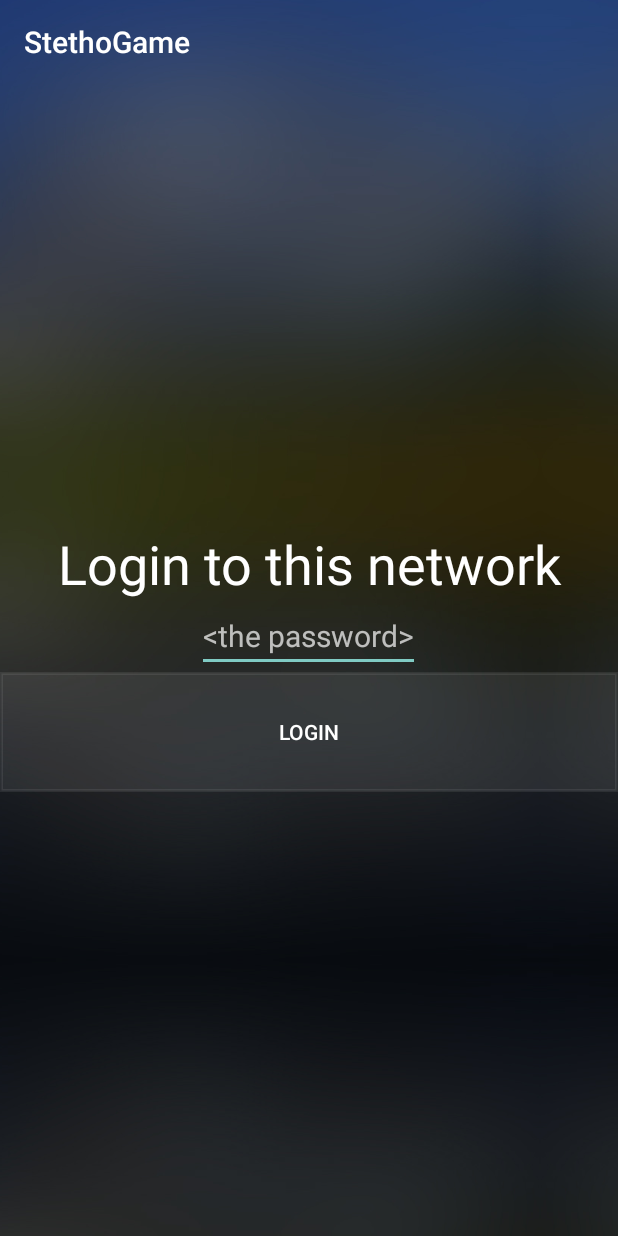
After one commit to jasta/stetho-game, an Android app: the fragment QuestionNetworkPassword shown on its own in the app's theme, on a phone screen of 412 x 824 dp. The commit adds this screen. Run offline under Robolectric (Android 15) with nearby library versions, the phone set to English and light mode, and no system bars; our stand-ins replace ButterKnife; libraries missing offline, so code that uses them is left out: com.squareup.okhttp; 1 statement that could not run was skipped.

Commit message:
Network password question

```diff
--- a/app/src/main/java/org/devtcg/stethogame/MainActivity.java
+++ b/app/src/main/java/org/devtcg/stethogame/MainActivity.java
@@ -27,8 +27,9 @@ public class MainActivity extends AppCompatActivity {
           Question1.class,
           Question2.class,
           QuestionListView.class,
+          ImageTypeQuestion.class,
           QuestionTopScore.class,
-          ImageTypeQuestion.class
+          QuestionNetworkPassword.class
       };
 
   @Bind(R.id.pager) ViewPager mPager;
--- /dev/null
+++ b/app/src/main/java/org/devtcg/stethogame/QuestionNetworkPassword.java
@@ -0,0 +1,84 @@
+package org.devtcg.stethogame;
+
+import android.os.Bundle;
+import android.support.annotation.Nullable;
+import android.support.v4.app.Fragment;
+import android.view.LayoutInflater;
+import android.view.View;
+import android.view.ViewGroup;
+import android.widget.Button;
+import android.widget.EditText;
+import android.widget.Toast;
+
+import com.squareup.okhttp.Callback;
+import com.squareup.okhttp.Request;
+import com.squareup.okhttp.Response;
+
+import java.io.IOException;
+
+import butterknife.Bind;
+import butterknife.ButterKnife;
+import butterknife.OnClick;
+
+public class QuestionNetworkPassword extends Fragment implements QuestionInfoProvider {
+  private static final QuestionInfo INFO =
+      new QuestionInfo(
+          "Whats the password?",
+          Achievements.QUESTION_NETWORK_PASSWORD);
+
+  @Bind(R.id.answer_text)
+  EditText answerTextView;
+
+  @Nullable
+  @Override
+  public View onCreateView(
+      LayoutInflater inflater,
+      ViewGroup container,
+      Bundle savedInstanceState) {
+    View view = inflater.inflate(R.layout.question_network_password, container, false);
+    ButterKnife.bind(this, view);
+    return view;
+  }
+
+  @OnClick(R.id.answer_btn)
+  public void onAnswerClicked(Button answerBtn) {
+    Request request = new Request.Builder()
+        .url("http://www.mocky.io/v2/55c556ba88cd97bc1d46dab7")
+        .build();
+
+    StethoGameApplication.getClient().newCall(request).enqueue(new Callback() {
+      @Override
+      public void onFailure(Request request, IOException e) {
+        Toast.makeText(getActivity(), "Can't connect to server", Toast.LENGTH_SHORT).show();
+      }
+
+      @Override
+      public void onResponse(Response response) throws IOException {
+        final Response theResponse = response;
+        getActivity().runOnUiThread(new Runnable() {
+          @Override
+          public void run() {
+            try {
+              if (!theResponse.isSuccessful()) {
+                Toast.makeText(getActivity(), "Can't connect to server", Toast.LENGTH_SHORT).show();
+              }
+
+              if (theResponse.body().string().equalsIgnoreCase(answerTextView.getText().toString())) {
+                Achievements.unlock(getActivity(), INFO.achievementId);
+              } else {
+                Toast.makeText(getActivity(), "Invalid password", Toast.LENGTH_SHORT).show();
+              }
+            } catch (IOException ioe) {
+              Toast.makeText(getActivity(), "Can't connect to server", Toast.LENGTH_SHORT).show();
+            }
+          }
+        });
+      }
+    });
+  }
+
+  @Override
+  public QuestionInfo getQuestionInfo() {
+    return INFO;
+  }
+}
--- /dev/null
+++ b/app/src/main/res/layout/question_network_password.xml
@@ -0,0 +1,26 @@
+<LinearLayout
+    xmlns:android="http://schemas.android.com/apk/res/android"
+    android:layout_width="match_parent"
+    android:layout_height="match_parent"
+    android:orientation="vertical"
+    android:gravity="center">
+
+  <TextView
+      android:text="Login to this network"
+      style="@style/QuestionPrompt"
+      />
+    <EditText
+        style="@style/Base.Widget.AppCompat.EditText"
+        android:textSize="20sp"
+        android:id="@+id/answer_text"
+        android:layout_width="wrap_content"
+        android:hint="&lt;the password&gt;"
+        android:layout_height="wrap_content"/>
+
+  <Button
+      android:id="@+id/answer_btn"
+      android:text="Login"
+      style="@style/AnswerButton"
+      />
+
+</LinearLayout>
```
Also changed, not shown: app/src/main/java/org/devtcg/stethogame/Achievements.java (+4 -3 lines).
